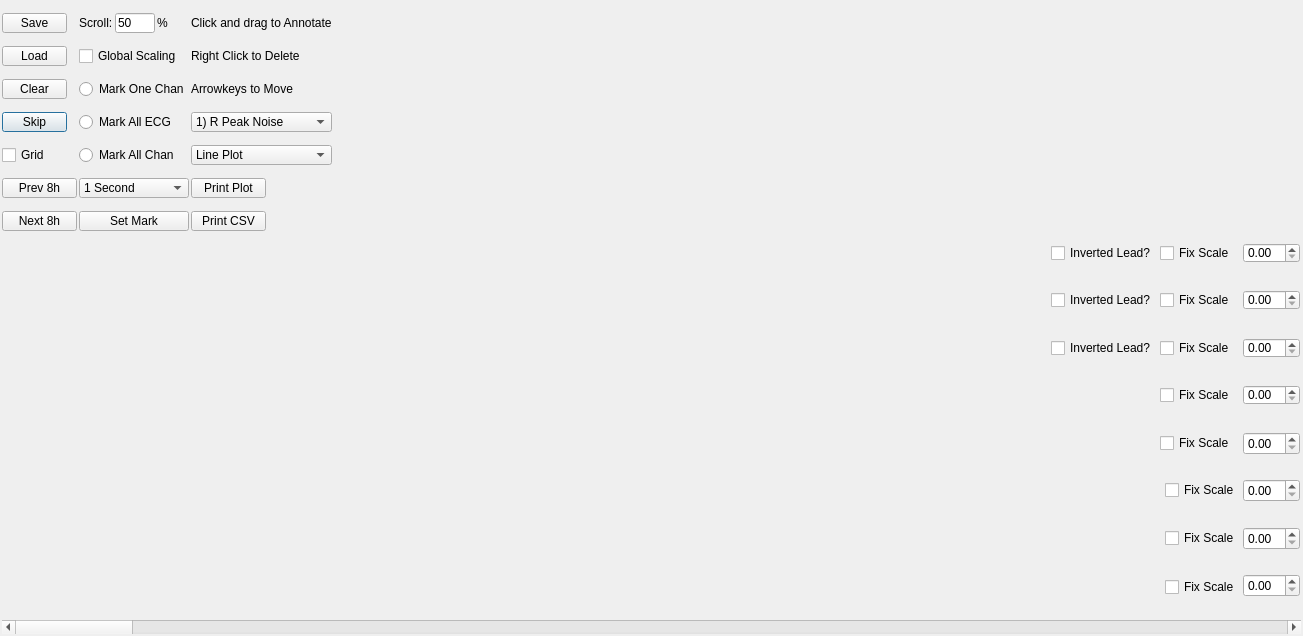
This is source/qtvi/noise_marking_gui.ui in MiraWelner/QTVI as Qt 5 draws it before an edit. The edited form follows.
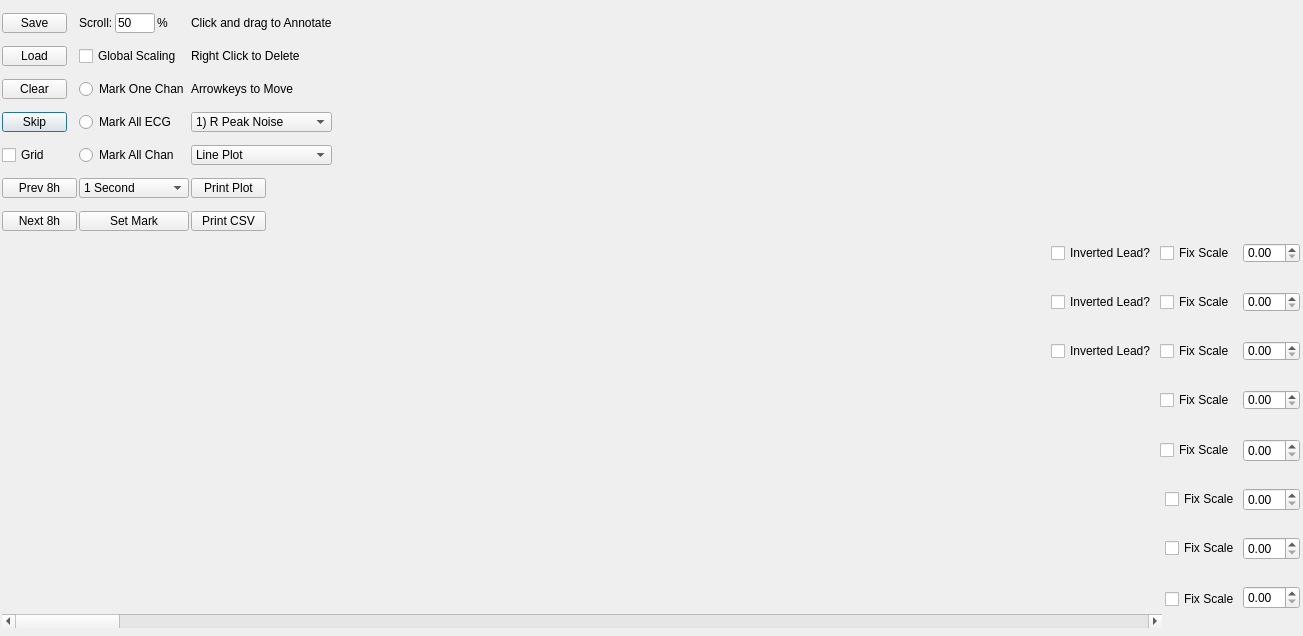
This is the edited form. Custom widgets are drawn as their Qt base class.

What changed in the file:
```diff
--- a/source/qtvi/noise_marking_gui.ui
+++ b/source/qtvi/noise_marking_gui.ui
@@ -559,7 +559,7 @@
     </layout>
    </item>
    <item>
-    <layout class="QVBoxLayout" name="main_plots" stretch="1,1,1,1,1,1,1,1,0">
+    <layout class="QVBoxLayout" name="main_plots" stretch="1,1,1,1,1,1,1,1">
      <property name="spacing">
       <number>0</number>
      </property>
@@ -1188,14 +1188,14 @@
           </property>
          </spacer>
         </item>
-       </layout>
-      </widget>
-     </item>
-     <item>
+        <item row="2" column="0">
       <widget class="QScrollBar" name="chunk_scrollbar">
        <property name="orientation">
         <enum>Qt::Orientation::Horizontal</enum>
        </property>
+         </widget>
+        </item>
+       </layout>
       </widget>
      </item>
     </layout>
```
Lines whose indentation alone changed are shown as unchanged.
